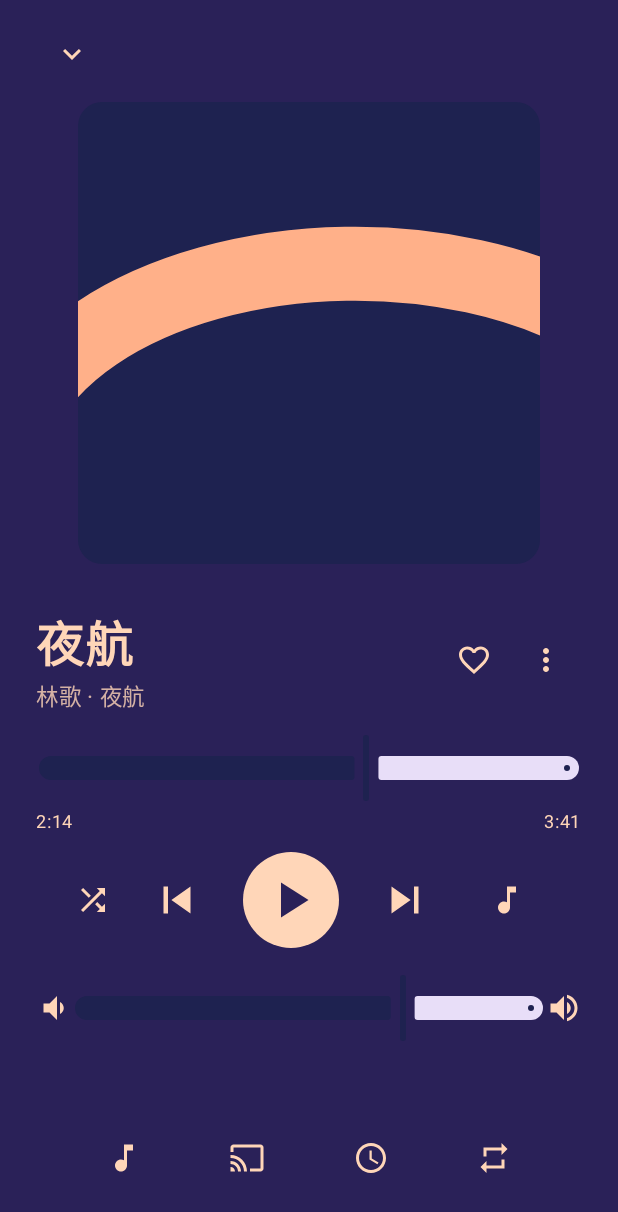
After one commit to lyq2010/lees-music, an Android app built with Jetpack Compose: the PlayerScreen screen opened through its navigation route, on a phone screen of 412 x 824 dp. The commit adds this screen. Shown: the top 1212 px of the screen. Run offline under Robolectric (Android 15) with nearby library versions, the light colour scheme and no system bars.

Commit message:
按确认的预览做出主页、播放页和歌词页。
歌词从播放页的音符按钮进入，不放在播放控制下面。

```diff
--- a/app/build.gradle.kts
+++ b/app/build.gradle.kts
@@ -48,5 +48,7 @@ dependencies {
     implementation(libs.androidx.compose.ui.graphics)
     implementation(libs.androidx.compose.ui.tooling.preview)
     implementation(libs.androidx.compose.material3)
+    implementation(libs.androidx.compose.material.icons.extended)
+    implementation(libs.androidx.navigation.compose)
     debugImplementation(libs.androidx.compose.ui.tooling)
 }
--- a/app/src/main/java/com/lyq2010/leesmusic/MainActivity.kt
+++ b/app/src/main/java/com/lyq2010/leesmusic/MainActivity.kt
@@ -4,26 +4,16 @@ import android.os.Bundle
 import androidx.activity.ComponentActivity
 import androidx.activity.compose.setContent
 import androidx.activity.enableEdgeToEdge
-import androidx.compose.foundation.layout.Box
-import androidx.compose.foundation.layout.fillMaxSize
-import androidx.compose.material3.MaterialExpressiveTheme
-import androidx.compose.material3.MaterialTheme
-import androidx.compose.material3.Surface
-import androidx.compose.material3.Text
-import androidx.compose.ui.Alignment
-import androidx.compose.ui.Modifier
+import com.lyq2010.leesmusic.ui.LeesApp
+import com.lyq2010.leesmusic.ui.theme.LeesTheme
 
 class MainActivity : ComponentActivity() {
     override fun onCreate(savedInstanceState: Bundle?) {
         super.onCreate(savedInstanceState)
         enableEdgeToEdge()
         setContent {
-            MaterialExpressiveTheme {
-                Surface(Modifier.fillMaxSize()) {
-                    Box(contentAlignment = Alignment.Center) {
-                        Text("Lee's Music", style = MaterialTheme.typography.headlineMedium)
-                    }
-                }
+            LeesTheme {
+                LeesApp()
             }
         }
     }
--- /dev/null
+++ b/app/src/main/java/com/lyq2010/leesmusic/ui/LeesApp.kt
@@ -0,0 +1,43 @@
+package com.lyq2010.leesmusic.ui
+
+import androidx.compose.foundation.layout.fillMaxSize
+import androidx.compose.runtime.Composable
+import androidx.compose.ui.Modifier
+import androidx.navigation.compose.NavHost
+import androidx.navigation.compose.composable
+import androidx.navigation.compose.rememberNavController
+import com.lyq2010.leesmusic.ui.catalog.SampleCatalog
+import com.lyq2010.leesmusic.ui.home.HomeScreen
+import com.lyq2010.leesmusic.ui.lyrics.LyricsScreen
+import com.lyq2010.leesmusic.ui.player.PlayerScreen
+
+private object Routes {
+    const val Home = "home"
+    const val Player = "player"
+    const val Lyrics = "lyrics"
+}
+
+@Composable
+fun LeesApp() {
+    val nav = rememberNavController()
+    val track = SampleCatalog.nowPlaying
+    NavHost(navController = nav, startDestination = Routes.Home, modifier = Modifier.fillMaxSize()) {
+        composable(Routes.Home) {
+            HomeScreen(
+                nowPlaying = track,
+                onOpenPlayer = { nav.navigate(Routes.Player) },
+                onOpenSettings = {},
+            )
+        }
+        composable(Routes.Player) {
+            PlayerScreen(
+                track = track,
+                onBack = { nav.popBackStack() },
+                onOpenLyrics = { nav.navigate(Routes.Lyrics) },
+            )
+        }
+        composable(Routes.Lyrics) {
+            LyricsScreen(track = track, onBack = { nav.popBackStack() })
+        }
+    }
+}
--- /dev/null
+++ b/app/src/main/java/com/lyq2010/leesmusic/ui/home/HomeScreen.kt
@@ -0,0 +1,142 @@
+package com.lyq2010.leesmusic.ui.home
+
+import androidx.compose.foundation.BorderStroke
+import androidx.compose.foundation.background
+import androidx.compose.foundation.clickable
+import androidx.compose.foundation.layout.Arrangement
+import androidx.compose.foundation.layout.Column
+import androidx.compose.foundation.layout.PaddingValues
+import androidx.compose.foundation.layout.Row
+import androidx.compose.foundation.layout.fillMaxSize
+import androidx.compose.foundation.layout.fillMaxWidth
+import androidx.compose.foundation.layout.padding
+import androidx.compose.foundation.layout.size
+import androidx.compose.foundation.lazy.grid.GridCells
+import androidx.compose.foundation.lazy.grid.LazyVerticalGrid
+import androidx.compose.foundation.lazy.grid.items
+import androidx.compose.foundation.shape.CircleShape
+import androidx.compose.foundation.shape.RoundedCornerShape
+import androidx.compose.material.icons.Icons
+import androidx.compose.material.icons.filled.Settings
+import androidx.compose.material3.Icon
+import androidx.compose.material3.IconButton
+import androidx.compose.material3.Surface
+import androidx.compose.material3.Text
+import androidx.compose.runtime.Composable
+import androidx.compose.runtime.getValue
+import androidx.compose.runtime.mutableStateOf
+import androidx.compose.runtime.saveable.rememberSaveable
+import androidx.compose.runtime.setValue
+import androidx.compose.ui.Alignment
+import androidx.compose.ui.Modifier
+import androidx.compose.ui.draw.clip
+import androidx.compose.ui.graphics.Color
+import androidx.compose.ui.text.font.FontFamily
+import androidx.compose.ui.text.font.FontWeight
+import androidx.compose.ui.unit.dp
+import androidx.compose.ui.unit.sp
+import com.lyq2010.leesmusic.ui.catalog.AlbumCover
+import com.lyq2010.leesmusic.ui.catalog.SampleCatalog
+import com.lyq2010.leesmusic.ui.catalog.Track
+import com.lyq2010.leesmusic.ui.theme.Ink
+import com.lyq2010.leesmusic.ui.theme.Paper
+import com.lyq2010.leesmusic.ui.theme.Peach
+
+@Composable
+fun HomeScreen(
+    nowPlaying: Track,
+    onOpenPlayer: () -> Unit,
+    onOpenSettings: () -> Unit,
+) {
+    var filter by rememberSaveable { mutableStateOf(SampleCatalog.filters.first()) }
+    Column(
+        Modifier
+            .fillMaxSize()
+            .background(Paper)
+            .padding(horizontal = 20.dp),
+    ) {
+        Row(
+            Modifier
+                .fillMaxWidth()
+                .padding(top = 28.dp),
+            horizontalArrangement = Arrangement.SpaceBetween,
+            verticalAlignment = Alignment.CenterVertically,
+        ) {
+            Text(
+                "Lee's Music",
+                color = Ink,
+                fontFamily = FontFamily.Serif,
+                fontWeight = FontWeight.SemiBold,
+                fontSize = 40.sp,
+            )
+            IconButton(onClick = onOpenSettings) {
+                Icon(Icons.Filled.Settings, contentDescription = "设置", tint = Ink)
+            }
+        }
+        Row(horizontalArrangement = Arrangement.spacedBy(10.dp), modifier = Modifier.padding(top = 8.dp)) {
+            SampleCatalog.filters.forEach { name ->
+                FilterChip(name, selected = name == filter, onClick = { filter = name })
+            }
+        }
+        LazyVerticalGrid(
+            columns = GridCells.Fixed(2),
+            contentPadding = PaddingValues(top = 20.dp, bottom = 12.dp),
+            horizontalArrangement = Arrangement.spacedBy(16.dp),
+            verticalArrangement = Arrangement.spacedBy(16.dp),
+            modifier = Modifier.weight(1f),
+        ) {
+            items(SampleCatalog.tracks, key = { it.title }) { track ->
+                Column(Modifier.clickable(onClick = onOpenPlayer)) {
+                    AlbumCover(track.cover, Modifier.clip(RoundedCornerShape(4.dp)))
+                    Text(track.title, color = Ink, fontSize = 18.sp, modifier = Modifier.padding(top = 8.dp))
+                }
+            }
+        }
+    }
+    MiniPlayer(nowPlaying, onOpenPlayer, Modifier)
+}
+
+@Composable
+private fun FilterChip(label: String, selected: Boolean, onClick: () -> Unit) {
+    Surface(
+        onClick = onClick,
+        shape = CircleShape,
+        color = if (selected) Ink else Color.Transparent,
+        border = BorderStroke(1.dp, Ink),
+    ) {
+        Text(
+            label,
+            color = if (selected) Peach else Ink,
+            modifier = Modifier.padding(horizontal = 16.dp, vertical = 8.dp),
+            fontSize = 14.sp,
+        )
+    }
+}
+
+@Composable
+private fun MiniPlayer(track: Track, onClick: () -> Unit, modifier: Modifier) {
+    Surface(
+        onClick = onClick,
+        modifier = modifier
+            .fillMaxWidth()
+            .padding(12.dp),
+        shape = RoundedCornerShape(18.dp),
+        color = Ink,
+    ) {
+        Row(
+            Modifier.padding(10.dp),
+            verticalAlignment = Alignment.CenterVertically,
+        ) {
+            AlbumCover(
+                track.cover,
+                Modifier
+                    .size(48.dp)
+                    .clip(RoundedCornerShape(8.dp)),
+            )
+            Column(Modifier.padding(start = 12.dp).weight(1f)) {
+                Text(track.title, color = Peach, fontSize = 16.sp)
+                Text(track.artist, color = Peach.copy(alpha = 0.7f), fontSize = 13.sp)
+            }
+        }
+    }
+}
--- /dev/null
+++ b/app/src/main/java/com/lyq2010/leesmusic/ui/lyrics/LyricsScreen.kt
@@ -0,0 +1,43 @@
+package com.lyq2010.leesmusic.ui.lyrics
+
+import androidx.compose.foundation.background
+import androidx.compose.foundation.layout.Column
+import androidx.compose.foundation.layout.fillMaxSize
+import androidx.compose.foundation.layout.padding
+import androidx.compose.material.icons.Icons
+import androidx.compose.material.icons.automirrored.filled.ArrowBack
+import androidx.compose.material3.Icon
+import androidx.compose.material3.IconButton
+import androidx.compose.material3.Text
+import androidx.compose.runtime.Composable
+import androidx.compose.ui.Modifier
+import androidx.compose.ui.text.font.FontWeight
+import androidx.compose.ui.unit.dp
+import androidx.compose.ui.unit.sp
+import com.lyq2010.leesmusic.ui.catalog.Track
+import com.lyq2010.leesmusic.ui.catalog.playerBackground
+import com.lyq2010.leesmusic.ui.theme.Peach
+
+@Composable
+fun LyricsScreen(track: Track, onBack: () -> Unit) {
+    Column(
+        Modifier
+            .fillMaxSize()
+            .background(track.cover.playerBackground())
+            .padding(horizontal = 24.dp),
+    ) {
+        IconButton(onClick = onBack, modifier = Modifier.padding(top = 12.dp)) {
+            Icon(Icons.AutoMirrored.Filled.ArrowBack, contentDescription = "返回", tint = Peach)
+        }
+        Text(track.title, color = Peach, fontSize = 28.sp, fontWeight = FontWeight.SemiBold, modifier = Modifier.padding(top = 12.dp))
+        Text(track.artist, color = Peach.copy(alpha = 0.75f), modifier = Modifier.padding(bottom = 28.dp))
+        track.lyrics.forEachIndexed { index, line ->
+            Text(
+                line,
+                color = Peach.copy(alpha = if (index == 0) 1f else 0.45f),
+                fontSize = if (index == 0) 22.sp else 18.sp,
+                modifier = Modifier.padding(vertical = 10.dp),
+            )
+        }
+    }
+}
--- /dev/null
+++ b/app/src/main/java/com/lyq2010/leesmusic/ui/player/PlayerScreen.kt
@@ -0,0 +1,153 @@
+package com.lyq2010.leesmusic.ui.player
+
+import androidx.compose.foundation.background
+import androidx.compose.foundation.layout.Arrangement
+import androidx.compose.foundation.layout.Column
+import androidx.compose.foundation.layout.Row
+import androidx.compose.foundation.layout.Spacer
+import androidx.compose.foundation.layout.fillMaxSize
+import androidx.compose.foundation.layout.fillMaxWidth
+import androidx.compose.foundation.layout.padding
+import androidx.compose.foundation.layout.size
+import androidx.compose.foundation.shape.RoundedCornerShape
+import androidx.compose.material.icons.Icons
+import androidx.compose.material.icons.automirrored.filled.VolumeDown
+import androidx.compose.material.icons.automirrored.filled.VolumeUp
+import androidx.compose.material.icons.filled.Cast
+import androidx.compose.material.icons.filled.Favorite
+import androidx.compose.material.icons.filled.FavoriteBorder
+import androidx.compose.material.icons.filled.KeyboardArrowDown
+import androidx.compose.material.icons.filled.MoreVert
+import androidx.compose.material.icons.filled.MusicNote
+import androidx.compose.material.icons.filled.PlayArrow
+import androidx.compose.material.icons.filled.Repeat
+import androidx.compose.material.icons.filled.Schedule
+import androidx.compose.material.icons.filled.Shuffle
+import androidx.compose.material.icons.filled.SkipNext
+import androidx.compose.material.icons.filled.SkipPrevious
+import androidx.compose.material3.Icon
+import androidx.compose.material3.IconButton
+import androidx.compose.material3.Slider
+import androidx.compose.material3.Text
+import androidx.compose.runtime.Composable
+import androidx.compose.runtime.getValue
+import androidx.compose.runtime.mutableFloatStateOf
+import androidx.compose.runtime.mutableStateOf
+import androidx.compose.runtime.saveable.rememberSaveable
+import androidx.compose.runtime.setValue
+import androidx.compose.ui.Alignment
+import androidx.compose.ui.Modifier
+import androidx.compose.ui.draw.clip
+import androidx.compose.ui.text.font.FontFamily
+import androidx.compose.ui.text.font.FontWeight
+import androidx.compose.ui.unit.dp
+import androidx.compose.ui.unit.sp
+import com.lyq2010.leesmusic.ui.catalog.AlbumCover
+import com.lyq2010.leesmusic.ui.catalog.Track
+import com.lyq2010.leesmusic.ui.catalog.playerBackground
+import com.lyq2010.leesmusic.ui.theme.Peach
+
+@Composable
+fun PlayerScreen(
+    track: Track,
+    onBack: () -> Unit,
+    onOpenLyrics: () -> Unit,
+) {
+    val ink = track.cover.playerBackground()
+    var favorite by rememberSaveable { mutableStateOf(false) }
+    var position by rememberSaveable { mutableFloatStateOf(134f) }
+    var volume by rememberSaveable { mutableFloatStateOf(0.7f) }
+    Column(
+        Modifier
+            .fillMaxSize()
+            .background(ink)
+            .padding(horizontal = 24.dp),
+    ) {
+        IconButton(onClick = onBack, modifier = Modifier.padding(top = 12.dp)) {
+            Icon(Icons.Filled.KeyboardArrowDown, contentDescription = "返回", tint = Peach)
+        }
+        AlbumCover(
+            track.cover,
+            Modifier
+                .padding(top = 8.dp, start = 28.dp, end = 28.dp)
+                .fillMaxWidth()
+                .clip(RoundedCornerShape(16.dp)),
+        )
+        Row(
+            Modifier
+                .fillMaxWidth()
+                .padding(top = 28.dp),
+            verticalAlignment = Alignment.CenterVertically,
+        ) {
+            Column(Modifier.weight(1f)) {
+                Text(track.title, color = Peach, fontFamily = FontFamily.Serif, fontWeight = FontWeight.SemiBold, fontSize = 32.sp)
+                Text("${track.artist} · ${track.album}", color = Peach.copy(alpha = 0.8f), fontSize = 15.sp)
+            }
+            IconButton(onClick = { favorite = !favorite }) {
+                Icon(
+                    if (favorite) Icons.Filled.Favorite else Icons.Filled.FavoriteBorder,
+                    contentDescription = if (favorite) "取消收藏" else "收藏",
+                    tint = Peach,
+                )
+            }
+            IconButton(onClick = {}) {
+                Icon(Icons.Filled.MoreVert, contentDescription = "更多", tint = Peach)
+            }
+        }
+        Slider(
+            value = position,
+            onValueChange = { position = it },
+            valueRange = 0f..track.durationSeconds.toFloat(),
+            modifier = Modifier.padding(top = 12.dp),
+        )
+        Row(Modifier.fillMaxWidth(), horizontalArrangement = Arrangement.SpaceBetween) {
+            Text(formatTime(position.toInt()), color = Peach, fontSize = 12.sp)
+            Text(formatTime(track.durationSeconds), color = Peach, fontSize = 12.sp)
+        }
+        Row(
+            Modifier
+                .fillMaxWidth()
+                .padding(top = 8.dp),
+            horizontalArrangement = Arrangement.SpaceEvenly,
+            verticalAlignment = Alignment.CenterVertically,
+        ) {
+            Icon(Icons.Filled.Shuffle, contentDescription = "随机播放", tint = Peach)
+            Icon(Icons.Filled.SkipPrevious, contentDescription = "上一首", tint = Peach, modifier = Modifier.size(36.dp))
+            Icon(Icons.Filled.PlayArrow, contentDescription = "播放", tint = ink, modifier = Modifier.size(64.dp).background(Peach, androidx.compose.foundation.shape.CircleShape).padding(12.dp))
+            Icon(Icons.Filled.SkipNext, contentDescription = "下一首", tint = Peach, modifier = Modifier.size(36.dp))
+            IconButton(onClick = onOpenLyrics) {
+                Icon(Icons.Filled.MusicNote, contentDescription = "歌词", tint = Peach)
+            }
+        }
+        Row(
+            Modifier
+                .fillMaxWidth()
+                .padding(top = 16.dp),
+            verticalAlignment = Alignment.CenterVertically,
+        ) {
+            Icon(Icons.AutoMirrored.Filled.VolumeDown, contentDescription = null, tint = Peach)
+            Slider(value = volume, onValueChange = { volume = it }, modifier = Modifier.weight(1f))
+            Icon(Icons.AutoMirrored.Filled.VolumeUp, contentDescription = "音量", tint = Peach)
+        }
+        Spacer(Modifier.weight(1f))
+        Row(
+            Modifier
+                .fillMaxWidth()
+                .padding(bottom = 28.dp),
+            horizontalArrangement = Arrangement.SpaceEvenly,
+        ) {
+            IconButton(onClick = onOpenLyrics) {
+                Icon(Icons.Filled.MusicNote, contentDescription = "歌词", tint = Peach)
+            }
+            Icon(Icons.Filled.Cast, contentDescription = "投屏", tint = Peach, modifier = Modifier.padding(12.dp))
+            Icon(Icons.Filled.Schedule, contentDescription = "睡眠定时", tint = Peach, modifier = Modifier.padding(12.dp))
+            Icon(Icons.Filled.Repeat, contentDescription = "循环", tint = Peach, modifier = Modifier.padding(12.dp))
+        }
+    }
+}
+
+private fun formatTime(totalSeconds: Int): String {
+    val minutes = totalSeconds / 60
+    val seconds = totalSeconds % 60
+    return "%d:%02d".format(minutes, seconds)
+}
--- a/gradle/libs.versions.toml
+++ b/gradle/libs.versions.toml
@@ -6,6 +6,7 @@ lifecycleRuntimeKtx = "2.11.0"
 activityCompose = "1.13.0"
 composeBom = "2026.09.00"
 material3 = "1.5.0-alpha29"
+navigation = "2.10.2"
 
 [libraries]
 androidx-core-ktx = { group = "androidx.core", name = "core-ktx", version.ref = "coreKtx" }
@@ -17,6 +18,8 @@ androidx-compose-ui-graphics = { group = "androidx.compose.ui", name = "ui-graph
 androidx-compose-ui-tooling = { group = "androidx.compose.ui", name = "ui-tooling" }
 androidx-compose-ui-tooling-preview = { group = "androidx.compose.ui", name = "ui-tooling-preview" }
 androidx-compose-material3 = { group = "androidx.compose.material3", name = "material3", version.ref = "material3" }
+androidx-compose-material-icons-extended = { group = "androidx.compose.material", name = "material-icons-extended" }
+androidx-navigation-compose = { group = "androidx.navigation", name = "navigation-compose", version.ref = "navigation" }
 
 [plugins]
 android-application = { id = "com.android.application", version.ref = "agp" }
```
